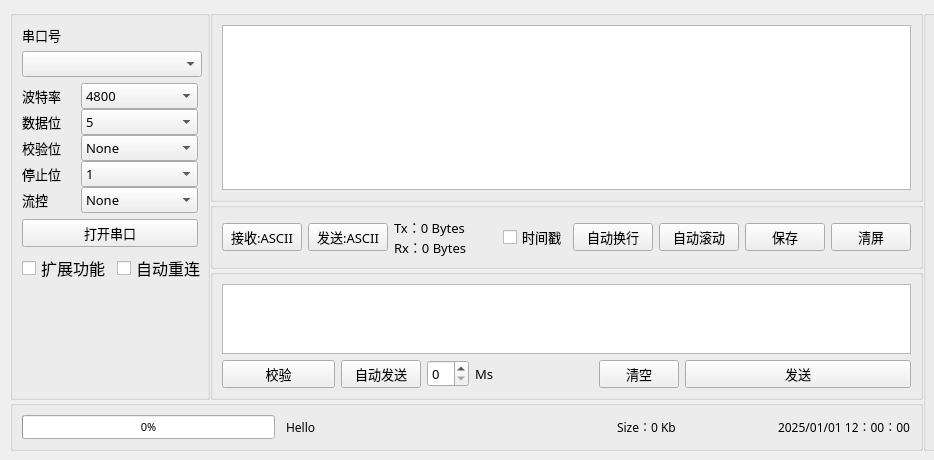
Above: 02.Software/Serial/widget.ui from Guascoign/Ember before the change. Below: the same form after it.
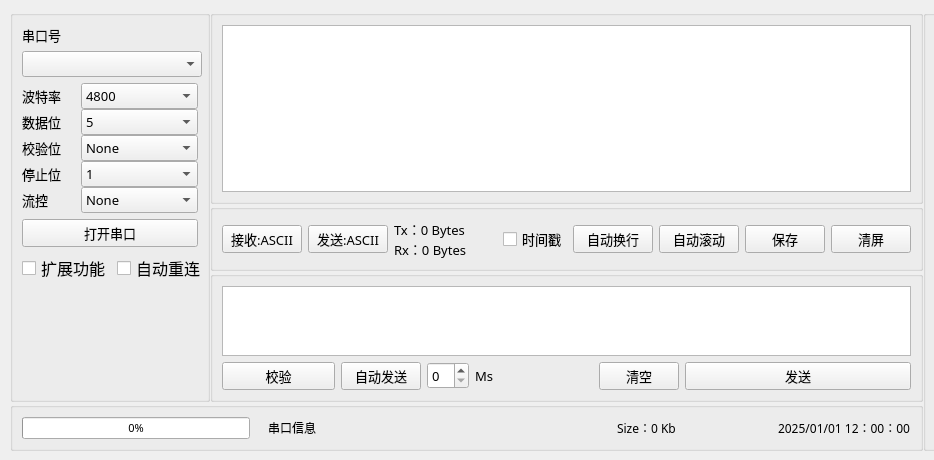
That is the form after the change.

Commit message: 打开串口，发送

Diff of the .ui file:
```diff
--- a/02.Software/Serial/widget.ui
+++ b/02.Software/Serial/widget.ui
@@ -243,16 +243,6 @@
          <string/>
         </property>
         <layout class="QGridLayout" name="gridLayout_2">
-         <item row="0" column="0">
-          <widget class="QTextEdit" name="send_textEdit">
-           <property name="font">
-            <font>
-             <family>优设标题黑</family>
-             <pointsize>10</pointsize>
-            </font>
-           </property>
-          </widget>
-         </item>
          <item row="1" column="0">
           <layout class="QHBoxLayout" name="horizontalLayout" stretch="2,0,0,0,0,0,4">
            <item>
@@ -345,6 +335,9 @@
            </item>
           </layout>
          </item>
+         <item row="0" column="0">
+          <widget class="QTextEdit" name="send_textEdit"/>
+         </item>
         </layout>
        </widget>
       </item>
@@ -644,6 +637,18 @@
           <layout class="QHBoxLayout" name="horizontalLayout_10" stretch="1,0,0">
            <item>
             <widget class="QProgressBar" name="progressBar">
+             <property name="minimumSize">
+              <size>
+               <width>228</width>
+               <height>22</height>
+              </size>
+             </property>
+             <property name="maximumSize">
+              <size>
+               <width>228</width>
+               <height>22</height>
+              </size>
+             </property>
              <property name="font">
               <font>
                <family>优设标题黑</family>
@@ -686,7 +691,7 @@
               </font>
              </property>
              <property name="text">
-              <string>Hello</string>
+              <string>串口信息</string>
              </property>
             </widget>
            </item>
```
The commit also changes 2 other files.
